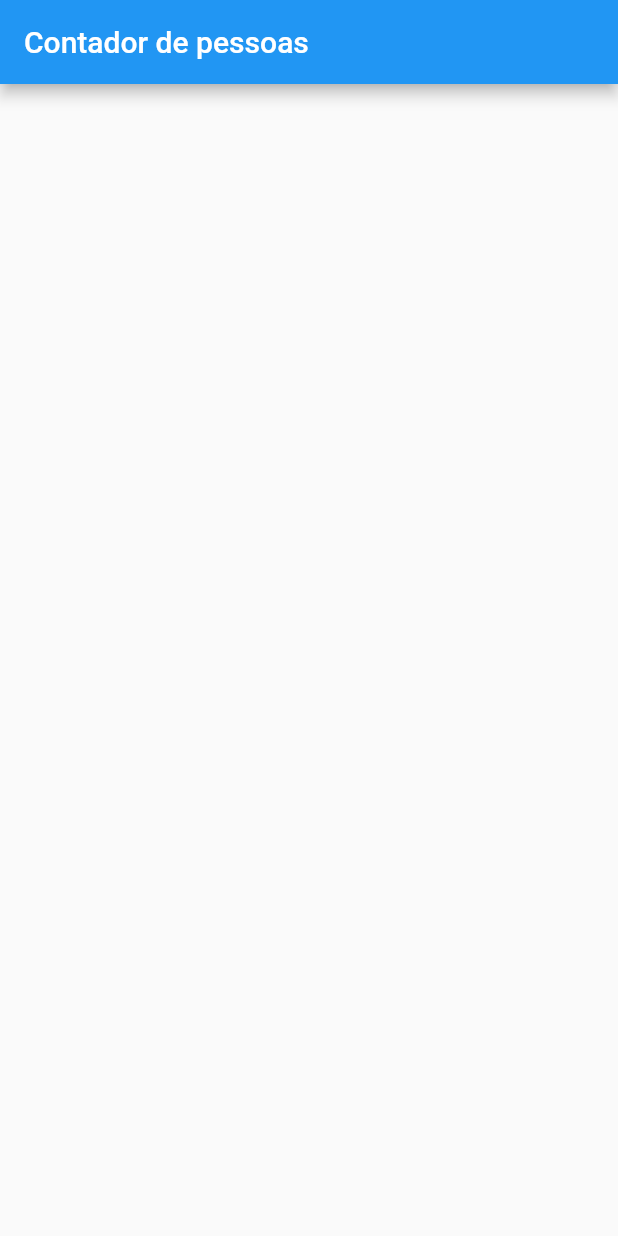
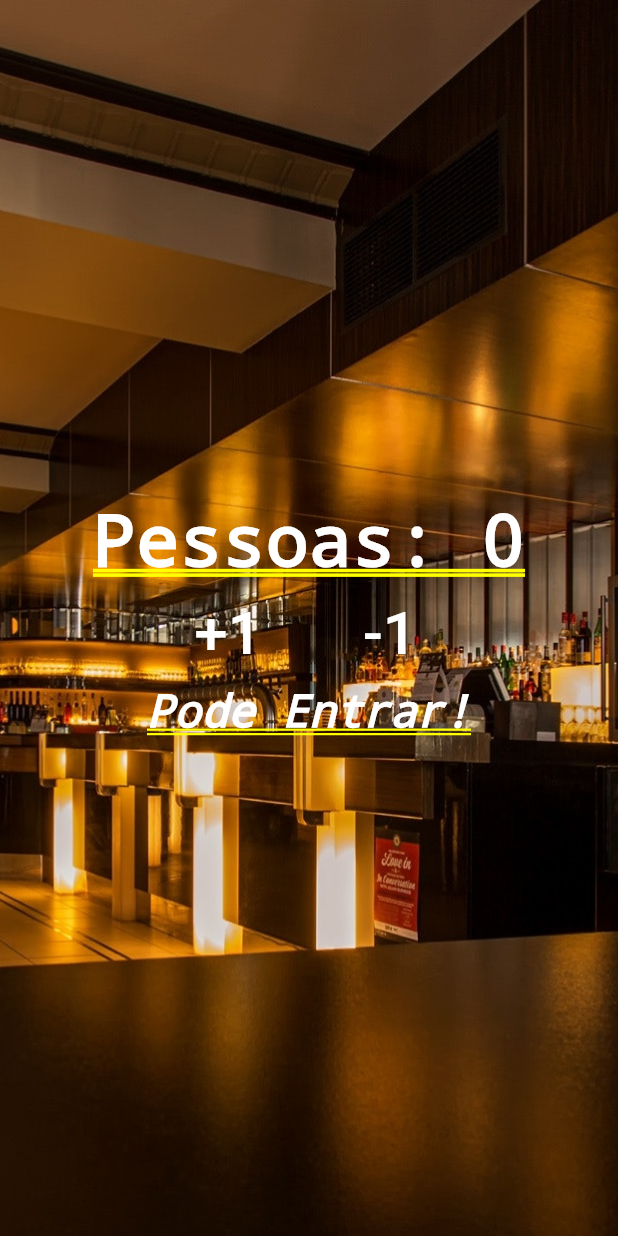
Before and after one commit to YuriLuis/contador_pessoas, a Flutter app: the screen it shows after launch, on a phone screen of 412 x 824 dp. Run offline on Flutter 3.47's test engine with Material 2 defaults, Android fonts, the phone set to English and light mode, and no system bars.

Commit message:
Projeto básico, para entender o funcionamento dos Widgets no Flutter. conseguir entender bem como é.

```diff
--- a/lib/main.dart
+++ b/lib/main.dart
@@ -34,15 +34,6 @@ class MyApp extends StatelessWidget {
 class MyHomePage extends StatefulWidget {
   MyHomePage({Key key, this.title}) : super(key: key);
 
-  // This widget is the home page of your application. It is stateful, meaning
-  // that it has a State object (defined below) that contains fields that affect
-  // how it looks.
-
-  // This class is the configuration for the state. It holds the values (in this
-  // case the title) provided by the parent (in this case the App widget) and
-  // used by the build method of the State. Fields in a Widget subclass are
-  // always marked "final".
-
   final String title;
 
   @override
@@ -50,56 +41,69 @@ class MyHomePage extends StatefulWidget {
 }
 
 class _MyHomePageState extends State<MyHomePage> {
+  String _texto = "Pode Entrar!";
   int _counter = 0;
 
-  void _incrementCounter() {
+  void _atualizaPessoasRestaurant(int valor) {
     setState(() {
-      // This call to setState tells the Flutter framework that something has
-      // changed in this State, which causes it to rerun the build method below
-      // so that the display can reflect the updated values. If we changed
-      // _counter without calling setState(), then the build method would not be
-      // called again, and so nothing would appear to happen.
-      _counter--;
+      _counter += valor;
+      _atualizaTextoTela();
     });
+  }
+
+  void _atualizaTextoTela(){
+    if(_counter < 0){
+      _texto = "Mundo invertido?!";
+    }else if(_counter <= 10){
+      _texto = "Pode Entrar";
+    }else {
+      _texto = "Restaurante Cheio!";
+    }
   }
 
   @override
   Widget build(BuildContext context) {
-    // This method is rerun every time setState is called, for instance as done
-    // by the _incrementCounter method above.
-    //
-    // The Flutter framework has been optimized to make rerunning build methods
-    // fast, so that you can just rebuild anything that needs updating rather
-    // than having to individually change instances of widgets.
-    return Scaffold(
-      appBar: AppBar(
-        // Here we take the value from the MyHomePage object that was created by
-        // the App.build method, and use it to set our appbar title.
-        title: Text(widget.title),
-      ),
-      body: Center(
-        // Center is a layout widget. It takes a single child and positions it
-        // in the middle of the parent.
-        child: Column(
-          // Column is also a layout widget. It takes a list of children and
-          // arranges them vertically. By default, it sizes itself to fit its
-          // children horizontally, and tries to be as tall as its parent.
-          //
-          // Invoke "debug painting" (press "p" in the console, choose the
-          // "Toggle Debug Paint" action from the Flutter Inspector in Android
-          // Studio, or the "Toggle Debug Paint" command in Visual Studio Code)
-          // to see the wireframe for each widget.
-          //
-          // Column has various properties to control how it sizes itself and
-          // how it positions its children. Here we use mainAxisAlignment to
-          // center the children vertically; the main axis here is the vertical
-          // axis because Columns are vertical (the cross axis would be
-          // horizontal).
-          mainAxisAlignment: MainAxisAlignment.center,
-          children: <Widget>[
-          ],
-        ),
-      ), // This trailing comma makes auto-formatting nicer for build methods.
+    return Stack(
+      children: [
+        Image.asset("images/restaurant.jpg", fit: BoxFit.cover, height: 1000.0),
+        Column(mainAxisAlignment: MainAxisAlignment.center, children: [
+          Text("Pessoas: $_counter",
+              style:
+                  TextStyle(color: Colors.white, fontWeight: FontWeight.bold)),
+          Row(
+            mainAxisAlignment: MainAxisAlignment.center,
+            children: [
+              Padding(
+                padding: EdgeInsets.all(10.0),
+                child: FlatButton(
+                  child: Text("+1",
+                      style: TextStyle(color: Colors.white, fontSize: 40.0)),
+                  onPressed: () {
+                    _atualizaPessoasRestaurant(1);
+                  },
+                ),
+              ),
+              Padding(
+                padding: EdgeInsets.all(10.0),
+                child: FlatButton(
+                  child: Text("-1",
+                      style: TextStyle(color: Colors.white, fontSize: 40.0)),
+                  onPressed: () {
+                    _atualizaPessoasRestaurant(-1);
+                  },
+                ),
+              )
+            ],
+          ),
+          Text(
+            _texto,
+            style: TextStyle(
+                color: Colors.white,
+                fontStyle: FontStyle.italic,
+                fontSize: 30.0),
+          )
+        ]),
+      ],
     );
   }
 }
--- a/pubspec.yaml
+++ b/pubspec.yaml
@@ -49,6 +49,9 @@ flutter:
   #   - images/a_dot_burr.jpeg
   #   - images/a_dot_ham.jpeg
 
+  assets:
+    - images/restaurant.jpg
+
   # An image asset can refer to one or more resolution-specific "variants", see
   # https://flutter.dev/assets-and-images/#resolution-aware.
 
```
Also changed, not shown: images/restaurant.jpg (added).
